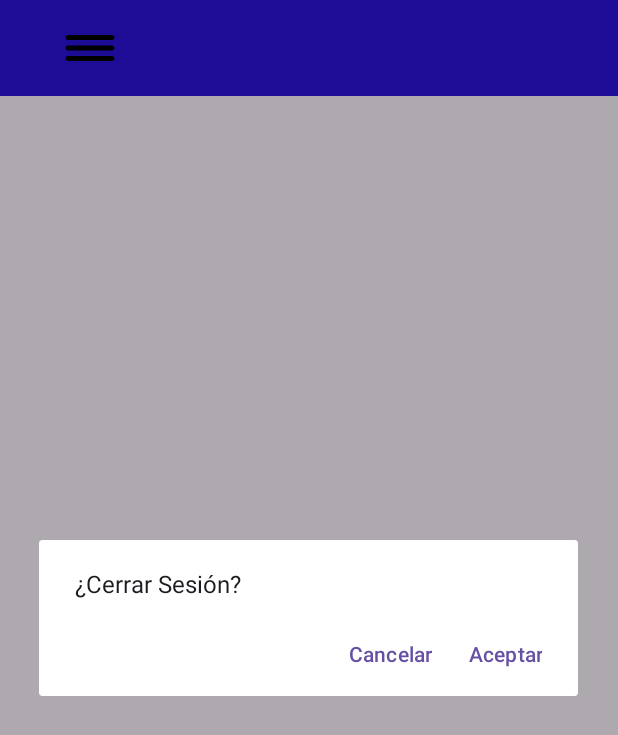
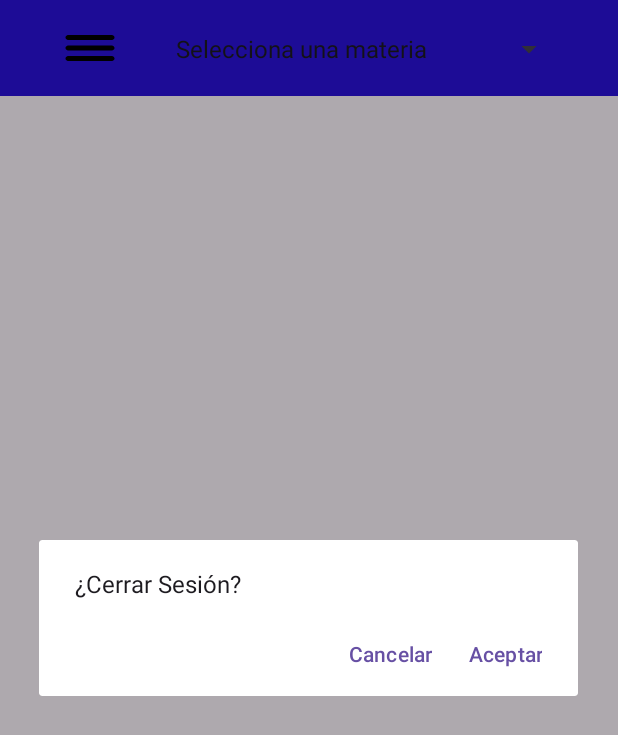
Before and after one commit to EmmanuelGiron/DSM-Proyecto-Final, an Android app: the ListaMateria screen opened directly, with no data from a screen before it, after a tap on "Volver atrás", on a phone screen of 412 x 824 dp. Shown: the top 735 px of the screen. Run offline under Robolectric (Android 15) with nearby library versions, the phone set to English and light mode, and no system bars; our stand-ins replace Firebase (no records; nobody signed in at launch, a user with empty details on screens opened directly).

Commit message:
Ultimos cambios

```diff
--- a/app/src/main/java/com/example/dsmproyectocatedraac180847mm200149mh192214gc180313/Administrador/ListaMateria.kt
+++ b/app/src/main/java/com/example/dsmproyectocatedraac180847mm200149mh192214gc180313/Administrador/ListaMateria.kt
@@ -7,10 +7,12 @@ import android.view.View
 import android.widget.Button
 import android.widget.Toast
 import androidx.appcompat.app.AlertDialog
-import android.content.DialogInterface
 import android.os.Handler
 import android.os.Looper
+import android.widget.AdapterView
+import android.widget.ArrayAdapter
 import android.widget.ImageView
+import android.widget.Spinner
 import androidx.appcompat.widget.Toolbar
 import androidx.appcompat.app.AppCompatActivity
 import androidx.recyclerview.widget.LinearLayoutManager
@@ -18,10 +20,6 @@ import androidx.recyclerview.widget.RecyclerView
 import com.example.dsmproyectocatedraac180847mm200149mh192214gc180313.Registro.Login
 import com.example.dsmproyectocatedraac180847mm200149mh192214gc180313.R
 import com.google.firebase.auth.FirebaseAuth
-import com.google.firebase.database.DataSnapshot
-import com.google.firebase.database.DatabaseError
-import com.google.firebase.database.FirebaseDatabase
-import com.google.firebase.database.ValueEventListener
 import com.google.firebase.database.*
 
 class ListaMateria: AppCompatActivity() {
@@ -30,22 +28,33 @@ class ListaMateria: AppCompatActivity() {
     var firebaseAuth: FirebaseAuth? = null
     var usuarioActual = ""
 
+    val database = FirebaseDatabase.getInstance()
+    val referencemateria = database.getReference("materias")
+    var materias = mutableListOf<String>()
+
+    class materia {
+        var nombre: String? = null
+        constructor() {
+        }
+
+        constructor(referencia: String) {
+            this.nombre = nombre
+        }
+    }
+
     override fun onCreate(savedInstanceState: Bundle?){
         super.onCreate(savedInstanceState)
         setContentView(R.layout.administrador_lista_materias)
         showProgressDialog()
-        //println(correoUsuarioActual)
 
+        val spMaterias: Spinner = findViewById(R.id.spinnerMaterias)
         val toolbar: Toolbar = findViewById(R.id.toolbarMateria)
-        var btnCerrarSesion: ImageView
-         btnCerrarSesion = findViewById(R.id.btn_cerrar_sesion)
+        val btnCerrarSesion: ImageView = findViewById(R.id.btn_cerrar_sesion)
         setSupportActionBar(toolbar)
         supportActionBar?.apply {
             title = ""
         }
-        var btnAgregarMateria: Button
-        btnAgregarMateria = findViewById(R.id.btnAgregarMateria)
-
+        val btnAgregarMateria: Button = findViewById(R.id.btnAgregarMateria)
 
         if (currentUser != null) {
             if (correoUsuarioActual != null) {
@@ -54,15 +63,13 @@ class ListaMateria: AppCompatActivity() {
                     .addListenerForSingleValueEvent(object : ValueEventListener {
                         override fun onDataChange(snapshot: DataSnapshot) {
                             if (snapshot.exists()) {
-                                usuarioActual = snapshot.children.firstOrNull()?.child("nombres")?.getValue(String::class.java)
-                                    .toString()
-                                //println(usuarioActual)
+                                usuarioActual = snapshot.children.firstOrNull()?.child("nombres")?.getValue(String::class.java).toString()
                                 SessionManager.iniciarSesion(usuarioActual)
-                                if(usuarioActual == "Administrador"){
+                                if (usuarioActual == "Administrador") {
                                     toolbar.setBackgroundColor(Color.parseColor("#E8E8E8"))
                                     btnAgregarMateria.visibility = View.VISIBLE
                                 }
-                                val recyclerView = findViewById<RecyclerView>(R.id.recyclerviewMaterias)?: return
+                                val recyclerView = findViewById<RecyclerView>(R.id.recyclerviewMaterias) ?: return
                                 val adapter = CustomAdapterMateria(usuarioActual)
                                 recyclerView.layoutManager = LinearLayoutManager(this@ListaMateria)
                                 recyclerView.adapter = adapter
@@ -74,12 +81,39 @@ class ListaMateria: AppCompatActivity() {
             }
         }
 
+        obteniendoDatos { loadedMaterias ->
+            // Asegúrate de que la lista es mutable
+            val mutableLoadedMaterias = loadedMaterias.toMutableList()
+            // Agregar "Selecciona una materia" al inicio de la lista
+            mutableLoadedMaterias.add(0, "Selecciona una materia")
 
+            val arrayAdapter = ArrayAdapter(this, android.R.layout.simple_spinner_item, mutableLoadedMaterias)
+            arrayAdapter.setDropDownViewResource(android.R.layout.simple_spinner_dropdown_item)
+            spMaterias.adapter = arrayAdapter
+
+            spMaterias.onItemSelectedListener = object : AdapterView.OnItemSelectedListener {
+                override fun onItemSelected(parent: AdapterView<*>, view: View?, position: Int, id: Long) {
+                    val selectedItem = parent.getItemAtPosition(position).toString()
+                    // Verificar que no sea "Selecciona una materia"
+                    if (selectedItem != "Selecciona una materia") {
+                        val intent = Intent(this@ListaMateria, ListaTermino::class.java).apply {
+                            putExtra("nombre", selectedItem)
+                            putExtra("usuarioActual", usuarioActual)
+                        }
+                        startActivity(intent)
+                    }
+                }
+
+                override fun onNothingSelected(parent: AdapterView<*>?) {
+                    // No se seleccionó nada
+                }
+            }
+        }
 
         btnCerrarSesion.setOnClickListener {
             showLogoutDialog()
         }
-        btnAgregarMateria.setOnClickListener{
+        btnAgregarMateria.setOnClickListener {
             val intent = Intent(this, IngresoMateriaActivity::class.java)
             this.startActivity(intent)
         }
@@ -90,6 +124,7 @@ class ListaMateria: AppCompatActivity() {
         startActivity(Intent(this@ListaMateria, Login::class.java))
         Toast.makeText(this, "Cerraste sesión exitosamente", Toast.LENGTH_SHORT).show()
     }
+
     private fun showLogoutDialog() {
         val builder = AlertDialog.Builder(this)
         builder.setTitle("")
@@ -98,26 +133,39 @@ class ListaMateria: AppCompatActivity() {
             SalirAplicacion()
         }
         builder.setNegativeButton("Cancelar") { dialog, which ->
-            // Aquí puedes añadir cualquier acción que quieras que ocurra al cancelar
             dialog.dismiss()
         }
         builder.show()
     }
+
     private fun showProgressDialog() {
-        // Inflar el layout del ProgressDialog
         val dialogView = layoutInflater.inflate(R.layout.progress_bar, null)
-
-        // Crear el AlertDialog
         val progressDialog = AlertDialog.Builder(this)
             .setView(dialogView)
-            .setCancelable(false) // El diálogo no se puede cancelar tocando fuera de él
+            .setCancelable(false)
             .create()
-
-        // Mostrar el AlertDialog
         progressDialog.show()
-        // Descartar el AlertDialog después de 3 segundos
         Handler(Looper.getMainLooper()).postDelayed({
             progressDialog.dismiss()
-        }, 2500) // 3000 milisegundos = 3 segundos
+        }, 2500)
+    }
+
+    private fun obteniendoDatos(callback: (List<String>) -> Unit) {
+        referencemateria.addValueEventListener(object : ValueEventListener {
+            override fun onDataChange(dataSnapshot: DataSnapshot) {
+                val loadedMaterias = mutableListOf<String>()
+                for (snapshot in dataSnapshot.children) {
+                    val materia = snapshot.getValue(materia::class.java)
+                    if (materia != null) {
+                        loadedMaterias.add(materia.nombre.toString().trim())
+                    }
+                }
+                callback(loadedMaterias)
+            }
+
+            override fun onCancelled(error: DatabaseError) {
+                // Manejo de errores
+            }
+        })
     }
 }
--- a/app/src/main/res/layout/activity_flipcard.xml
+++ b/app/src/main/res/layout/activity_flipcard.xml
@@ -69,8 +69,8 @@
 
     <ImageView
         android:id="@+id/imagenTermino"
-        android:layout_width="150dp"
-        android:layout_height="150dp"
+        android:layout_width="170dp"
+        android:layout_height="170dp"
         android:visibility="invisible"
         app:layout_constraintBottom_toBottomOf="parent"
         app:layout_constraintEnd_toEndOf="parent"
--- a/app/src/main/res/layout/administrador_lista_materias.xml
+++ b/app/src/main/res/layout/administrador_lista_materias.xml
@@ -5,6 +5,7 @@
     android:layout_width="match_parent"
     android:layout_height="match_parent"
     tools:context=".Administrador.ListaMateria">
+
 
     <androidx.appcompat.widget.Toolbar
         android:id="@+id/toolbarMateria"
@@ -20,16 +21,25 @@
         app:title="">
         <ImageButton
             android:id="@+id/btn_cerrar_sesion"
+            style="?android:attr/borderlessButtonStyle"
             android:layout_width="wrap_content"
             android:layout_height="wrap_content"
-            android:src="@drawable/drawing_2"
             android:contentDescription="@string/back_button_description"
-            style="?android:attr/borderlessButtonStyle"
-            android:onClick="onBackPressed" />
+            android:onClick="onBackPressed"
+            android:src="@drawable/drawing_2" />
     </androidx.appcompat.widget.Toolbar>
 
-
-
+    <Spinner
+        android:id="@+id/spinnerMaterias"
+        android:layout_width="267dp"
+        android:layout_height="41dp"
+        android:layout_marginTop="12dp"
+        app:layout_constraintBottom_toBottomOf="parent"
+        app:layout_constraintEnd_toEndOf="parent"
+        app:layout_constraintHorizontal_bias="0.756"
+        app:layout_constraintStart_toStartOf="parent"
+        app:layout_constraintTop_toTopOf="parent"
+        app:layout_constraintVertical_bias="0.0" />
     <androidx.recyclerview.widget.RecyclerView
         android:id="@+id/recyclerviewMaterias"
         android:layout_width="343dp"
@@ -57,4 +67,6 @@
         app:layout_constraintStart_toStartOf="parent"
         app:layout_constraintTop_toTopOf="parent"
         app:layout_constraintVertical_bias="0.91" />
+
+
 </androidx.constraintlayout.widget.ConstraintLayout>
```
